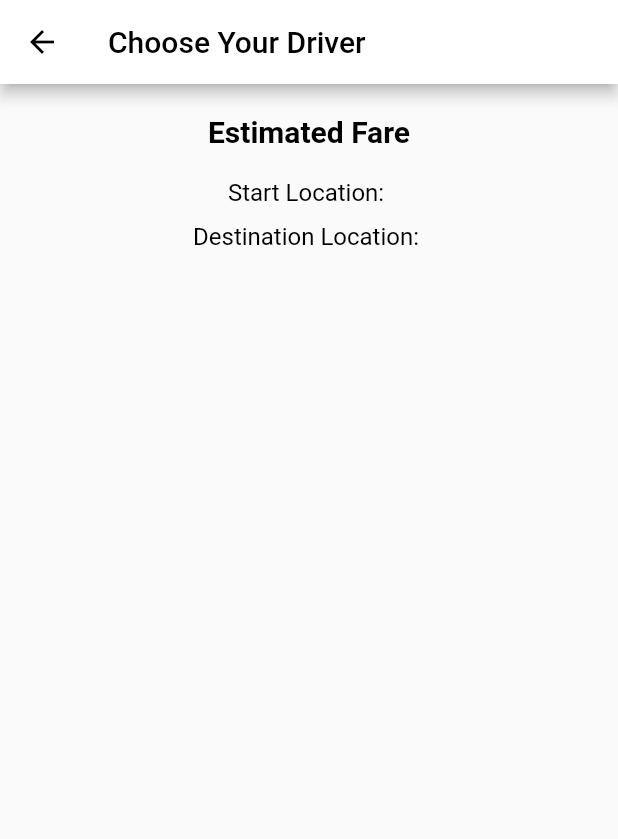
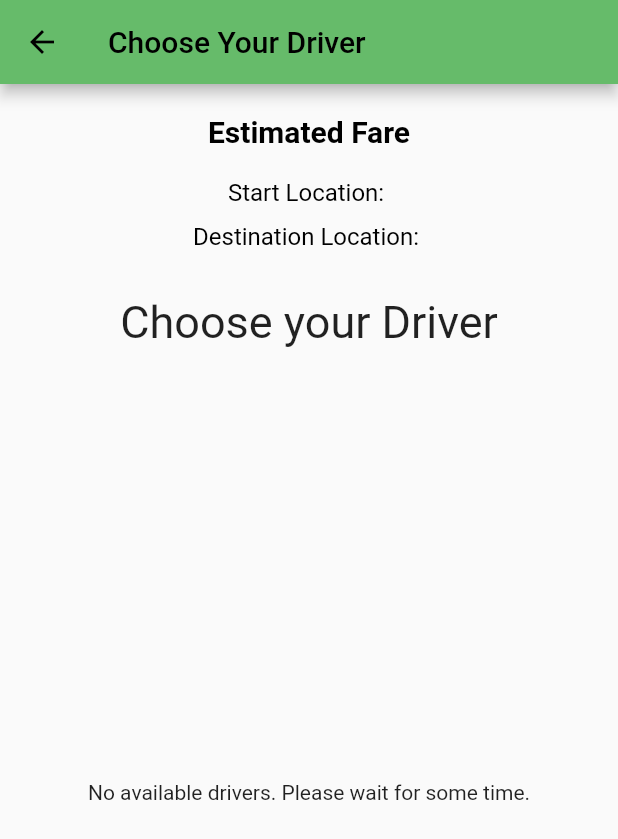
Before and after one commit to Reseraju/HeyAuto-mini, a Flutter app: the ChooseDrvr screen opened directly with empty values, on a phone screen of 412 x 824 dp. Shown: the top 839 px of the screen. Run offline on Flutter 3.47's test engine with Material 2 defaults, Android fonts, the phone set to English and light mode, and no system bars; our stand-ins replace cloud_firestore, firebase_auth, firebase_core, geocoding, geolocator, google_maps_flutter and 2 more; missing offline and left inert: flutter_polyline_points; accounts and stored records are empty.

Commit message:
choose drvr UI

```diff
--- a/lib/passenger/choose_driver.dart
+++ b/lib/passenger/choose_driver.dart
@@ -1,3 +1,4 @@
+import 'package:cloud_firestore/cloud_firestore.dart';
 import 'package:flutter/material.dart';
 
 class ChooseDrvr extends StatefulWidget {
@@ -15,13 +16,18 @@ class ChooseDrvr extends StatefulWidget {
 }
 
 class _ChooseDrvrState extends State<ChooseDrvr> {
-  String locality = '';
+
+
+  final FirebaseFirestore _firestore = FirebaseFirestore.instance;
+
+  Stream<QuerySnapshot> getAvailableDriversStream() {
+    return _firestore.collection('Drivers').where('avail_status', isEqualTo: true).snapshots();
+  }
 
   @override
   void initState() {
     super.initState();
-    List<String> addressParts = widget.startLocation.split(',');
-    locality = addressParts[1].trim();
+
 
     setState(() {}); // Update the UI after setting the value of locality
   }
@@ -35,7 +41,7 @@ class _ChooseDrvrState extends State<ChooseDrvr> {
           style: TextStyle(color: Colors.black),
         ),
         iconTheme: const IconThemeData(color: Colors.black),
-        backgroundColor: Colors.white,
+        backgroundColor: Colors.green.shade400,
       ),
       body: Center(
         child: Column(
@@ -54,7 +60,7 @@ class _ChooseDrvrState extends State<ChooseDrvr> {
             ),
             const SizedBox(height: 20),
             Text(
-              'Start Location: $locality',
+              'Start Location: ${widget.startLocation}',
               style: const TextStyle(
                 color: Colors.black,
                 fontSize: 16,
@@ -68,6 +74,47 @@ class _ChooseDrvrState extends State<ChooseDrvr> {
                 fontSize: 16,
               ),
             ),
+            const SizedBox(height: 30,),
+            const Text('Choose your Driver',style: TextStyle(fontSize: 30),),
+            Expanded(
+              child: StreamBuilder<QuerySnapshot>(
+                stream: getAvailableDriversStream(),
+                builder: (context, snapshot) {
+                  if (snapshot.hasData) {
+                    List<QueryDocumentSnapshot> drivers = snapshot.data!.docs;
+
+                    if (drivers.isEmpty) {
+                      return const Center(
+                        child: Text('No available drivers. Please wait for some time.'),
+                      );
+                    }
+
+                    return ListView.builder(
+                      itemCount: drivers.length,
+                      itemBuilder: (context, index) {
+                        var driver = drivers[index];
+                        return ListTile(
+                          title: Text(driver.get('name')),
+                          subtitle: const Text('Availability: Available'),
+                          trailing: ElevatedButton(
+                            style: ButtonStyle(backgroundColor: MaterialStateProperty.all<Color>(Colors.green.shade400),),
+                            onPressed: () {
+                              // Handle requesting a ride to the selected driver
+                              // Implement your ride request logic here
+                            },
+                            child: const Text('Request Ride',style: TextStyle(color: Colors.white),),
+                          ),
+                        );
+                      },
+                    );
+                  }else if (snapshot.hasError) {
+                    return Text('Error: ${snapshot.error}');
+                  } else {
+                    return const CircularProgressIndicator();
+                  }
+                },
+              ),
+            ),
           ],
         ),
       ),
--- a/lib/passenger/gmap/gmap.dart
+++ b/lib/passenger/gmap/gmap.dart
@@ -632,7 +632,7 @@ class _GMapState extends State<GMap> {
         //SizedBox(height: 5),
         SafeArea(
             child: Padding(
-          padding: const EdgeInsets.only(left: 100.0, top: 150),
+          padding: const EdgeInsets.only(left: 130.0, top: 150),
           child: ElevatedButton(
             onPressed: (_startAddress != '' && _destinationAddress != '')
                 ? () async {
@@ -649,6 +649,11 @@ class _GMapState extends State<GMap> {
                       }
                       _placeDistance = null;
                     });
+
+                    // Update start and destination addresses
+                    _startAddress = startAddressController.text;
+                    _destinationAddress = destinationAddressController.text;
+
 
                     _calculateDistance().then((isCalculated) {
                       if (isCalculated) {
```
